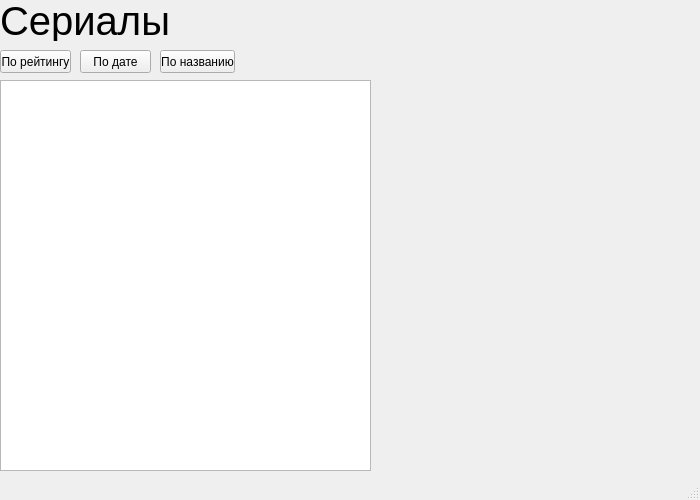
Zloiben/Application, file serials.ui: the form before one commit.
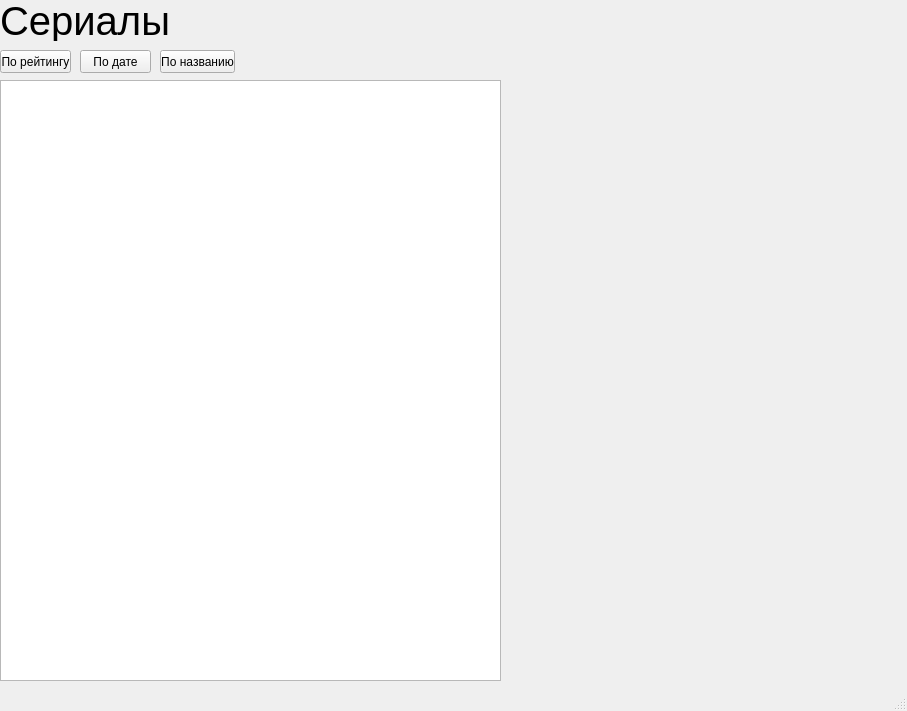
The form after the commit.

What changed in the file:
```diff
--- a/serials.ui
+++ b/serials.ui
@@ -6,8 +6,8 @@
    <rect>
     <x>0</x>
     <y>0</y>
-    <width>700</width>
-    <height>500</height>
+    <width>907</width>
+    <height>711</height>
    </rect>
   </property>
   <property name="windowTitle">
@@ -37,8 +37,8 @@
      <rect>
       <x>0</x>
       <y>80</y>
-      <width>371</width>
-      <height>391</height>
+      <width>501</width>
+      <height>601</height>
      </rect>
     </property>
    </widget>
```
Left out of the diff: 10 changed lines with no effect on the pictures.
